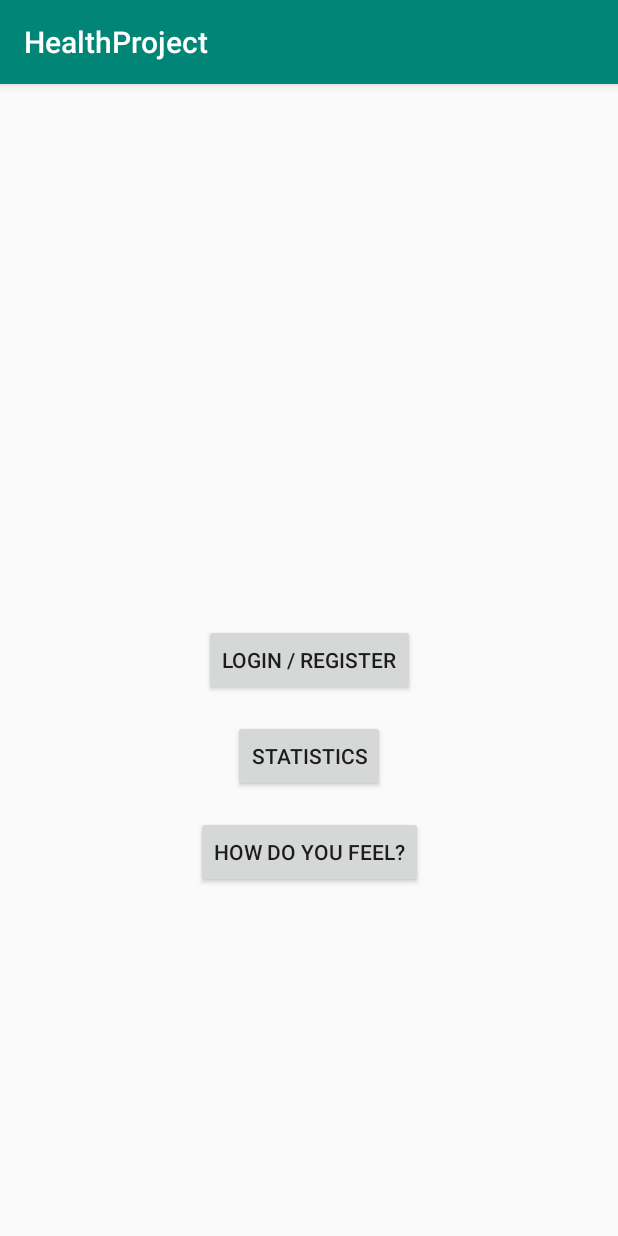
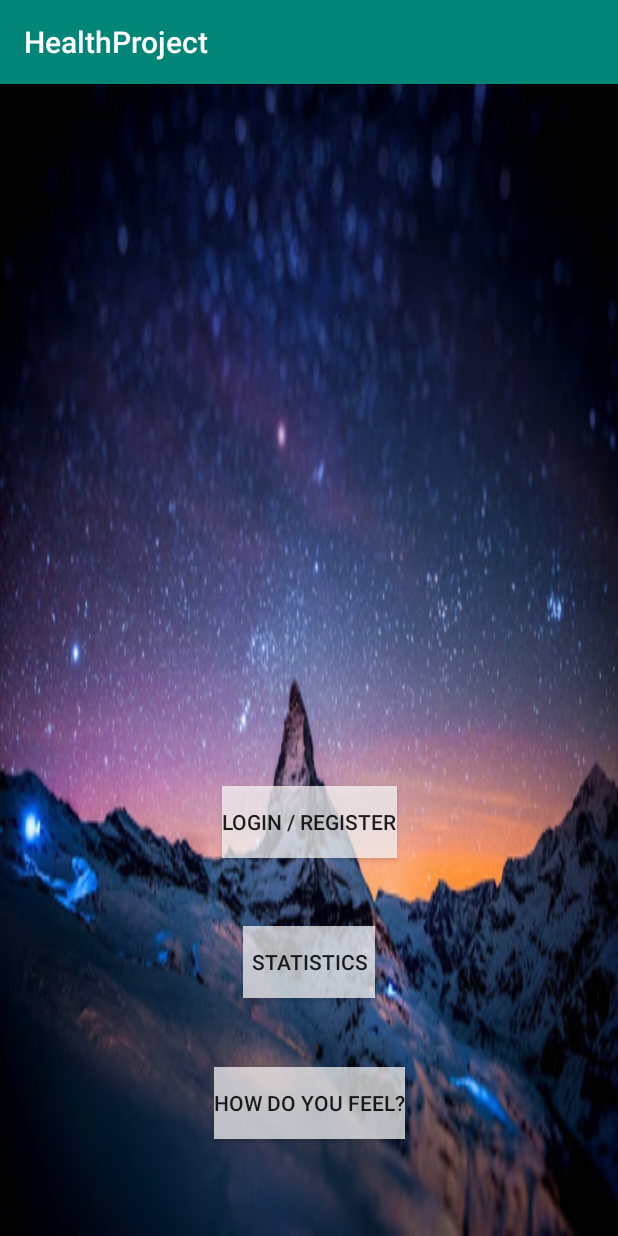
Before and after one commit to Orlian/HealthProject-Ryhma9, an Android app: the screen it shows after launch (MainActivity), on a phone screen of 412 x 824 dp. Run offline under Robolectric (Android 15) with nearby library versions, the phone set to English and light mode, and no system bars.

Commit message:
Lisätty taustakuva ja vähän muokkailtu main menu layouttia.

```diff
--- a/app/src/main/res/layout/activity_main.xml
+++ b/app/src/main/res/layout/activity_main.xml
@@ -8,44 +8,57 @@
 
     <ImageView
         android:id="@+id/mainMenuImage"
-        android:layout_width="0dp"
-        android:layout_height="wrap_content"
+        android:layout_width="wrap_content"
+        android:layout_height="0dp"
+        android:adjustViewBounds="false"
+        android:background="@drawable/main_menu_background"
+        android:cropToPadding="false"
+        android:scaleType="center"
+        app:layout_constraintBottom_toBottomOf="parent"
         app:layout_constraintEnd_toEndOf="parent"
         app:layout_constraintHorizontal_bias="0.5"
         app:layout_constraintStart_toStartOf="parent"
-        app:layout_constraintTop_toTopOf="parent"
-        tools:srcCompat="@tools:sample/backgrounds/scenic[1]" />
+        app:layout_constraintTop_toTopOf="parent" />
 
     <Button
         android:id="@+id/loginRegisterButton"
         android:layout_width="wrap_content"
         android:layout_height="wrap_content"
+        android:background="#B4FFFFFF"
         android:onClick="onClick"
         android:text="@string/login_register_button"
         app:layout_constraintBottom_toBottomOf="parent"
         app:layout_constraintEnd_toEndOf="parent"
+        app:layout_constraintHorizontal_bias="0.5"
         app:layout_constraintStart_toStartOf="parent"
-        app:layout_constraintTop_toTopOf="parent" />
+        app:layout_constraintTop_toTopOf="parent"
+        app:layout_constraintVertical_bias="0.65" />
 
     <Button
         android:id="@+id/statsButton"
         android:layout_width="wrap_content"
         android:layout_height="wrap_content"
-        android:layout_marginTop="16dp"
+        android:background="#B4FFFFFF"
         android:onClick="onClick"
         android:text="@string/stats_button"
+        app:layout_constraintBottom_toBottomOf="parent"
         app:layout_constraintEnd_toEndOf="parent"
+        app:layout_constraintHorizontal_bias="0.5"
         app:layout_constraintStart_toStartOf="parent"
-        app:layout_constraintTop_toBottomOf="@+id/loginRegisterButton" />
+        app:layout_constraintTop_toTopOf="parent"
+        app:layout_constraintVertical_bias="0.78" />
 
     <Button
         android:id="@+id/mainButton"
         android:layout_width="wrap_content"
         android:layout_height="wrap_content"
-        android:layout_marginTop="16dp"
+        android:background="#B4FFFFFF"
         android:onClick="onClick"
         android:text="@string/start_button"
+        app:layout_constraintBottom_toBottomOf="parent"
         app:layout_constraintEnd_toEndOf="parent"
+        app:layout_constraintHorizontal_bias="0.5"
         app:layout_constraintStart_toStartOf="parent"
-        app:layout_constraintTop_toBottomOf="@+id/statsButton" />
+        app:layout_constraintTop_toTopOf="parent"
+        app:layout_constraintVertical_bias="0.91" />
 </androidx.constraintlayout.widget.ConstraintLayout>
```
Also changed, not shown: app/src/main/res/drawable/main_menu_background.jpg (added).
